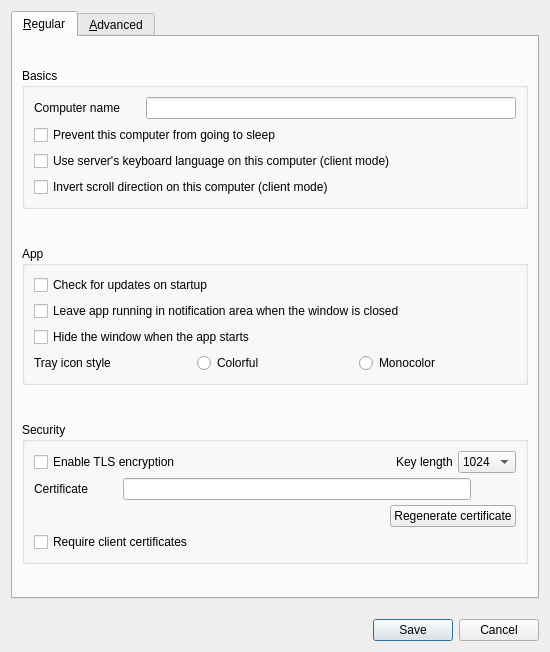
First picture: the form in src/apps/deskflow-gui/dialogs/SettingsDialog.ui, repository deskflow/deskflow, before the edit.
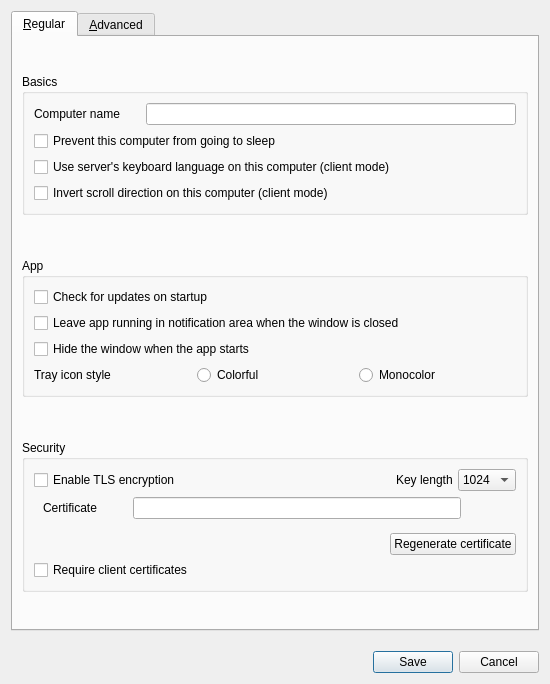
Second picture: the form after the edit.

Commit message: fix: settings dialog can have tls options enabled when they should not be leading to a case where tls gen fails as it not enabled fixes 7883

The edit to the form file:
```diff
--- a/src/apps/deskflow-gui/dialogs/SettingsDialog.ui
+++ b/src/apps/deskflow-gui/dialogs/SettingsDialog.ui
@@ -7,7 +7,7 @@
     <x>0</x>
     <y>0</y>
     <width>550</width>
-    <height>652</height>
+    <height>684</height>
    </rect>
   </property>
   <property name="windowTitle">
@@ -275,9 +275,10 @@
            </layout>
           </item>
           <item>
+           <widget class="QWidget" name="widgetTlsCert" native="true">
            <layout class="QHBoxLayout" name="horizontalLayout_6">
             <property name="topMargin">
-             <number>0</number>
+              <number>1</number>
             </property>
             <item>
              <widget class="QLabel" name="m_pLabelTlsCert">
@@ -332,6 +333,7 @@
              </widget>
             </item>
            </layout>
+           </widget>
           </item>
           <item>
            <layout class="QHBoxLayout" name="horizontalLayout_7">
```
Lines whose indentation alone changed are shown as unchanged. The commit also changes 1 other file.
